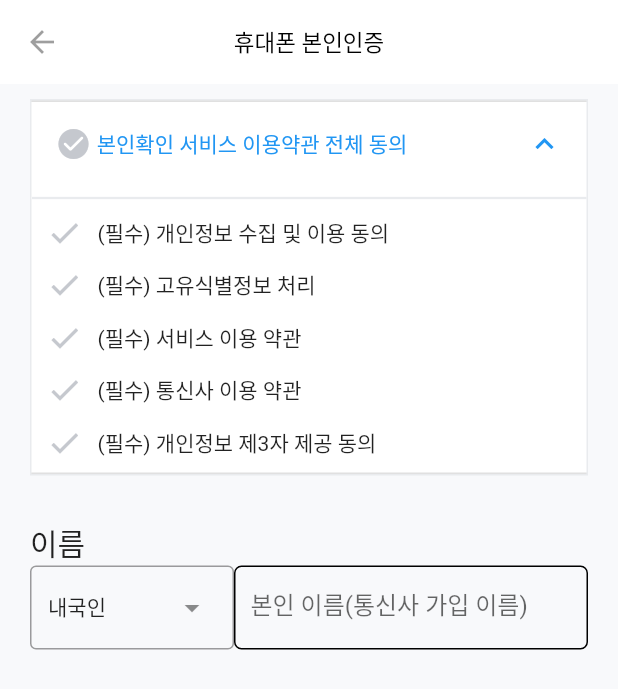
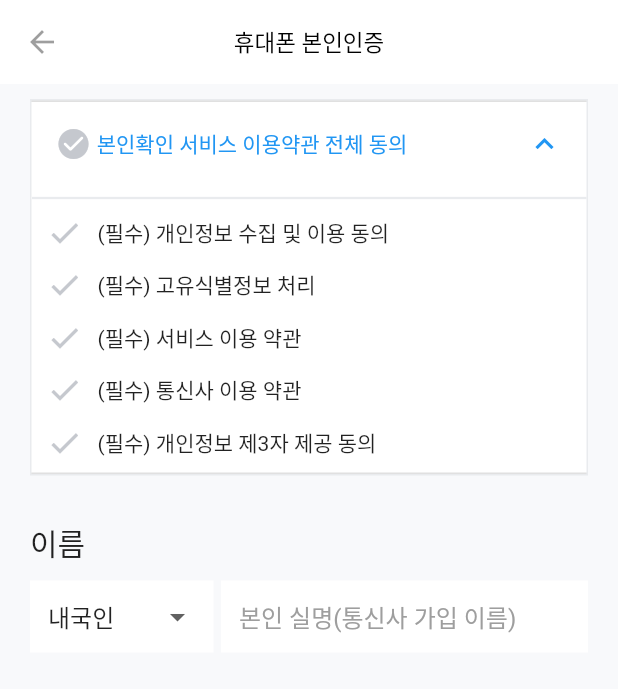
Before and after one commit to Seol-JY/socar-clone, a Flutter app: the screen it shows after launch, on a phone screen of 412 x 824 dp. Shown: the top 689 px of the screen. Run offline on Flutter 3.47's test engine with Material 2 defaults, Android fonts, the phone set to English and light mode, and no system bars.

Commit message:
Feat : NameInputField 찐찐막

```diff
--- a/lib/screens/register_auth_page.dart
+++ b/lib/screens/register_auth_page.dart
@@ -20,24 +20,27 @@ class RegisterAuthPageState extends State<RegisterAuthPage> {
       appBar: CustomAppBar(
         titleText: "휴대폰 본인인증",
       ),
-      body: SingleChildScrollView(
+      body: const SingleChildScrollView(
         child: Padding(
-            padding: const EdgeInsets.symmetric(
+            padding: EdgeInsets.symmetric(
               vertical: 10,
               horizontal: 20,
             ),
             child: Column(
               crossAxisAlignment: CrossAxisAlignment.start,
               children: [
-                const TermAgreementBoxWidget(),
-                const SizedBox(
+                TermAgreementBoxWidget(),
+                SizedBox(
                   height: 30,
                 ),
-                const Text(
+                Text(
                   "이름",
                   style: TextStyle(
                     fontSize: 20,
                   ),
+                ),
+                SizedBox(
+                  height: 10,
                 ),
                 NameInputWidget(),
               ],
--- a/lib/widgets/register_page/name_input_widget.dart
+++ b/lib/widgets/register_page/name_input_widget.dart
@@ -1,10 +1,7 @@
 import 'package:flutter/material.dart';
 
 class NameInputWidget extends StatefulWidget {
-  NameInputWidget({super.key});
-
-  List<String> dropdownList = ["내국인", "외국인"];
-  String selectedDropdown = '내국인';
+  const NameInputWidget({Key? key}) : super(key: key);
 
   @override
   State<StatefulWidget> createState() {
@@ -13,59 +10,49 @@ class NameInputWidget extends StatefulWidget {
 }
 
 class _NameInputState extends State<NameInputWidget> {
-  final GlobalKey _dropdownKey = GlobalKey();
-  double _textFieldHeight = 0.0; // TextField의 높이를 저장할 변수
-
-  final TextEditingController textEditingController = TextEditingController();
-
-  @override
-  void initState() {
-    super.initState();
-
-    // DropdownMenu의 크기를 가져와 TextField의 높이로 설정
-    WidgetsBinding.instance.addPostFrameCallback((_) {
-      final RenderBox renderBox =
-          _dropdownKey.currentContext!.findRenderObject() as RenderBox;
-      setState(() {
-        _textFieldHeight = renderBox.size.height;
-      });
-    });
-  }
-
+  String selectedDropdown = '내국인';
+  List<String> dropdownList = ["내국인", "외국인"];
   @override
   Widget build(BuildContext context) {
     return Row(
-      crossAxisAlignment: CrossAxisAlignment.start,
       children: [
-        DropdownMenu<String>(
-          key: _dropdownKey, // DropdownMenu의 GlobalKey 설정
-          initialSelection: widget.selectedDropdown,
-          onSelected: (dynamic value) {
-            setState(() {
-              widget.selectedDropdown = value;
-            });
-          },
-          dropdownMenuEntries: widget.dropdownList
-              .map<DropdownMenuEntry<String>>((String value) {
-            return DropdownMenuEntry<String>(value: value, label: value);
-          }).toList(),
-        ), // DropdownMenu와 TextField 사이 여백 설정
         Expanded(
-          child: Container(
-            height: _textFieldHeight, // DropdownMenu와 동일한 높이로 설정
-            decoration: BoxDecoration(
-              border: Border.all(color: Colors.black), // 테두리 스타일 설정
-              borderRadius: BorderRadius.circular(5.0), // 모양 설정
-            ),
-            child: const TextField(
-              decoration: InputDecoration(
-                hintText: "본인 이름(통신사 가입 이름)",
-                border: InputBorder.none, // TextField의 기본 Border 제거
-                contentPadding: EdgeInsets.symmetric(horizontal: 10.0),
-              ),
+          flex: 1,
+          child: DropdownButtonFormField<String>(
+            value: selectedDropdown, // 현재 선택된 값
+            onChanged: (String? newValue) {
+              setState(() {
+                selectedDropdown = newValue ?? 'Option 1';
+              });
+            },
+            items: dropdownList.map<DropdownMenuItem<String>>((String value) {
+              return DropdownMenuItem<String>(
+                value: value,
+                child: Text(value),
+              );
+            }).toList(),
+            decoration: const InputDecoration(
+              filled: true,
+              fillColor: Colors.white,
+              border: InputBorder.none,
             ),
           ),
         ),
+        const SizedBox(
+          width: 5,
+        ),
+        const Expanded(
+            flex: 2,
+            child: TextField(
+              decoration: InputDecoration(
+                filled: true,
+                fillColor: Colors.white,
+                hoverColor: Colors.white,
+                border: InputBorder.none,
+                hintText: '본인 실명(통신사 가입 이름)', // placeholder 텍스트
+                hintStyle: TextStyle(color: Colors.grey), // placeholder 텍스트 스타일
+              ),
+            ))
       ],
     );
   }
```
